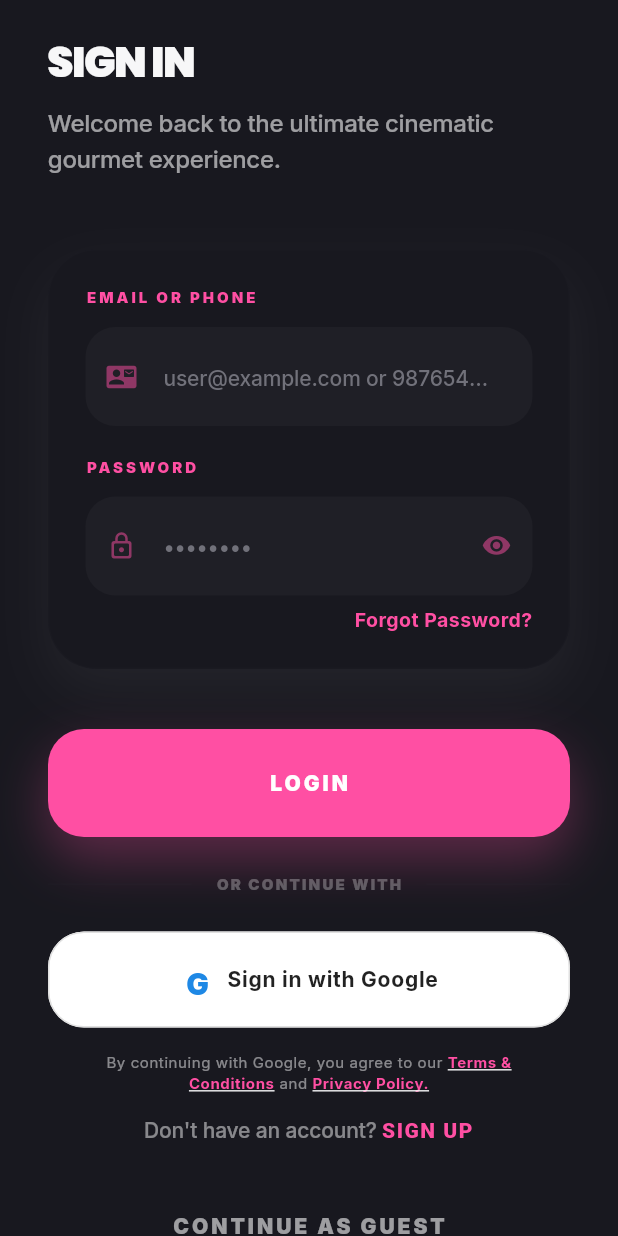
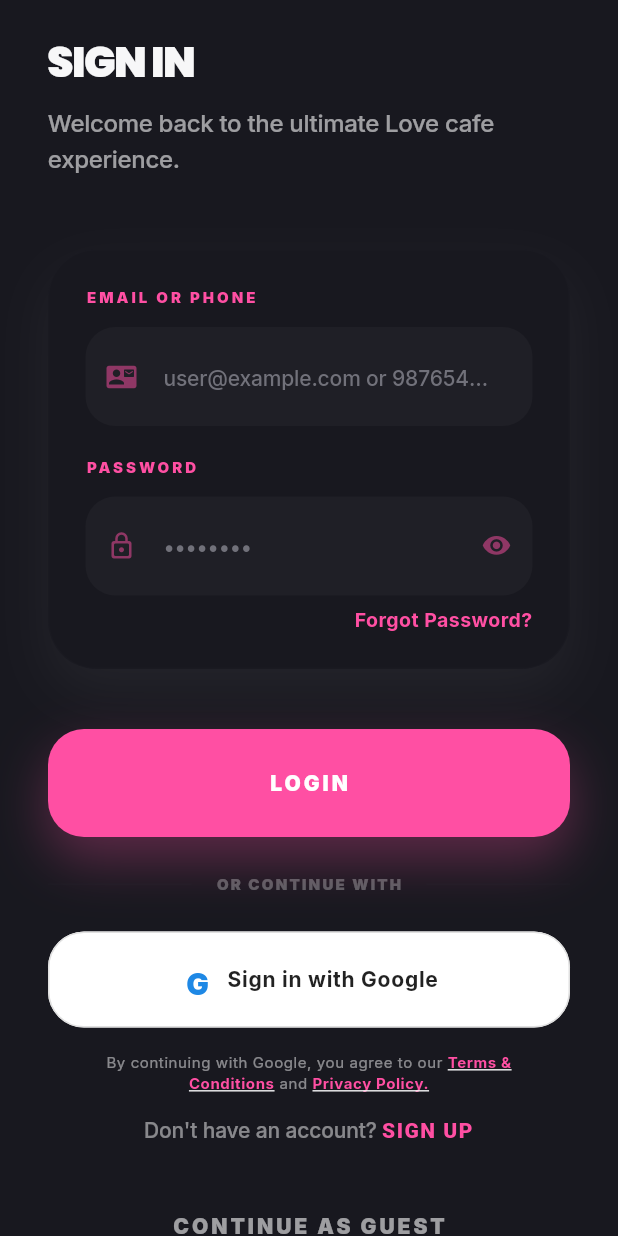
Before and after one commit to supportlovecafe-tech/lovecafe_user_apk_code, a Flutter app: the screen it shows after launch, on a phone screen of 412 x 824 dp. Run offline on Flutter 3.47's test engine with Material 3 defaults, Android fonts, the phone set to English and light mode, and no system bars; our stand-ins replace cached_network_image, dio, firebase_core, firebase_crashlytics, flutter_animate, flutter_riverpod and 7 more; missing offline and left inert: app_tracking_transparency; accounts and stored records are empty.

Commit message:
Update search bars, text to Love cafe, and CinePoints toggle

```diff
--- a/lib/presentation/customer/auth/login_screen.dart
+++ b/lib/presentation/customer/auth/login_screen.dart
@@ -129,7 +129,7 @@ class _LoginScreenState extends ConsumerState<LoginScreen> {
             ),
             const SizedBox(height: 12),
             Text(
-              'Welcome back to the ultimate cinematic gourmet experience.',
+              'Welcome back to the ultimate Love cafe experience.',
               style: theme.textTheme.bodyLarge?.copyWith(
                 color: colorScheme.onSurface.withValues(alpha: 0.6),
                 height: 1.5,
--- a/lib/presentation/customer/home/home_screen.dart
+++ b/lib/presentation/customer/home/home_screen.dart
@@ -426,7 +426,7 @@ class _HomeScreenState extends ConsumerState<HomeScreen> {
       BuildContext context, List<Map<String, dynamic>> offers) {
     final defaultBanner = {
       'title': 'Movies + Food\n= Perfect Night',
-      'description': 'Order gourmet cinema food directly to your seat.',
+      'description': 'Order Love cafe food directly to your seat.',
       'banner_url': null,
       'category': 'CINEMA',
     };
@@ -460,7 +460,7 @@ class _HomeScreenState extends ConsumerState<HomeScreen> {
 
   Widget _buildHeroBannerCard(
       BuildContext context, Map<String, dynamic> offer) {
-    final String title = offer['title'] as String? ?? 'Gourmet Cinema Food';
+    final String title = offer['title'] as String? ?? 'Love cafe Food';
     final String description =
         offer['description'] as String? ?? 'Delivered right to your seat.';
     final String? bannerUrl = offer['banner_url'] as String?;
@@ -710,6 +710,7 @@ class _HomeScreenState extends ConsumerState<HomeScreen> {
       child: Padding(
         padding: const EdgeInsets.fromLTRB(20, 20, 20, 0),
         child: Container(
+          clipBehavior: Clip.antiAlias,
           decoration: BoxDecoration(
             color: AppColors.surfaceElevated.withValues(alpha: 0.5),
             borderRadius: BorderRadius.circular(100),
@@ -759,6 +760,9 @@ class _HomeScreenState extends ConsumerState<HomeScreen> {
 
   Widget _buildRewardsBanner(BuildContext context) {
     final loyalty = ref.watch(loyaltyProvider);
+    if (!loyalty.isCinepointsEnabled) {
+      return const SliverToBoxAdapter(child: SizedBox.shrink());
+    }
     return SliverToBoxAdapter(
       child: Padding(
         padding: const EdgeInsets.fromLTRB(20, 16, 20, 0),
--- a/lib/presentation/customer/menu/checkout_screen.dart
+++ b/lib/presentation/customer/menu/checkout_screen.dart
@@ -127,7 +127,7 @@ class _CheckoutScreenState extends ConsumerState<CheckoutScreen> {
                ),
             const SizedBox(height: 32),
 
-            if (auth.status == AuthStatus.AUTHENTICATED) ...[
+            if (auth.status == AuthStatus.AUTHENTICATED && loyalty.isCinepointsEnabled) ...[
               _buildSectionTitle('Loyalty Rewards'),
               _buildLoyaltyCard(loyalty, _useLoyaltyPoints, (val) => setState(() => _useLoyaltyPoints = val), actualRedeemValue),
               const SizedBox(height: 32),
--- a/lib/presentation/customer/menu/menu_screen.dart
+++ b/lib/presentation/customer/menu/menu_screen.dart
@@ -266,6 +266,7 @@ class _MenuScreenState extends ConsumerState<MenuScreen> {
           children: [
             Expanded(
               child: Container(
+                clipBehavior: Clip.antiAlias,
                 decoration: BoxDecoration(
                   color: AppColors.surfaceElevated.withValues(alpha: 0.5),
                   borderRadius: BorderRadius.circular(100),
--- a/lib/presentation/customer/profile/profile_screen.dart
+++ b/lib/presentation/customer/profile/profile_screen.dart
@@ -379,6 +379,7 @@ class _ProfileScreenState extends ConsumerState<ProfileScreen> {
     final loyalty = ref.watch(loyaltyProvider);
     return Row(children: [
       _buildStatCard(context, 'SCREENINGS', '42', Icons.stars_rounded),
+      if (loyalty.isCinepointsEnabled) ...[
         const SizedBox(width: 16),
         Expanded(
           child: InkWell(
@@ -392,6 +393,7 @@ class _ProfileScreenState extends ConsumerState<ProfileScreen> {
             child: _buildStatCard(context, 'CINEPOINTS', loyalty.availablePoints.toString(), Icons.auto_awesome_rounded, isExpanded: false),
           ),
         ),
+      ]
     ]);
   }
 
--- a/pubspec.yaml
+++ b/pubspec.yaml
@@ -2,7 +2,7 @@ name: cinema_eats_customer
 description: "Cinema Food Ordering App"
 publish_to: 'none'
 
-version: 1.0.3+5
+version: 1.0.4+6
 
 environment:
   sdk: '>=3.3.0 <4.0.0'
```
Also changed, not shown: lib/core/providers/loyalty_provider.dart (+27 -1 lines), pubspec.lock, 2 other files. Lines whose indentation alone changed are shown as unchanged.
